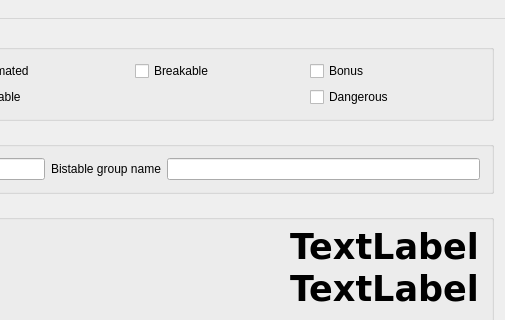
Above: tileEdit/CMainWindow.ui from clebail/tilegame before the change; both pictures show x 417 to 922 and y 0 to 320 of the 922 by 529 pixel window. Below: the same form after it.
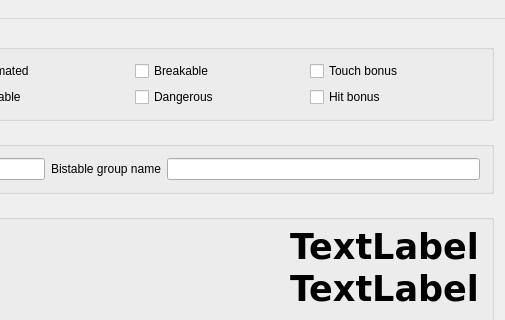
That is the form after the change. Custom widgets are drawn as their Qt base class.

The edit to the form file:
```diff
--- a/tileEdit/CMainWindow.ui
+++ b/tileEdit/CMainWindow.ui
@@ -38,7 +38,7 @@
        <item row="0" column="7">
         <widget class="QCheckBox" name="cbBonus">
          <property name="text">
-          <string>Bonus</string>
+          <string>Touch bonus</string>
          </property>
         </widget>
        </item>
@@ -56,13 +56,6 @@
          </property>
         </widget>
        </item>
-       <item row="1" column="7">
-        <widget class="QCheckBox" name="cbDangerous">
-         <property name="text">
-          <string>Dangerous</string>
-         </property>
-        </widget>
-       </item>
        <item row="0" column="2">
         <widget class="QCheckBox" name="cbAnimated">
          <property name="text">
@@ -84,6 +77,20 @@
          </property>
         </widget>
        </item>
+       <item row="1" column="3">
+        <widget class="QCheckBox" name="cbDangerous">
+         <property name="text">
+          <string>Dangerous</string>
+         </property>
+        </widget>
+       </item>
+       <item row="1" column="7">
+        <widget class="QCheckBox" name="cbHitBonus">
+         <property name="text">
+          <string>Hit bonus</string>
+         </property>
+        </widget>
+       </item>
       </layout>
      </widget>
     </item>
```
Left out of the diff: 2 changed lines with no effect on the pictures.
